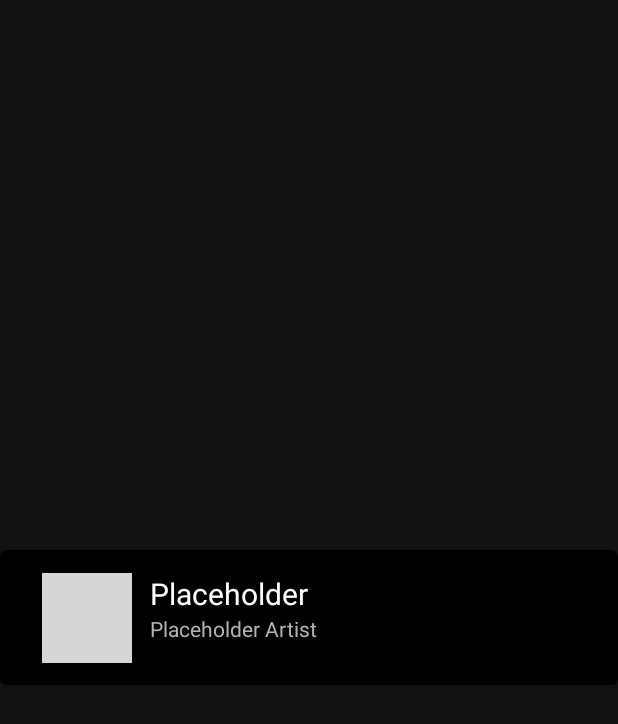
After one commit to Labpro-21/IF3210-2025-MAD-YNT, an Android app built with Jetpack Compose: the layout card_song.xml on its own in the app's theme, with its tools: preview values and no code run, on a phone screen of 412 x 824 dp. The commit adds this screen. Shown: the top 724 px of the screen. Run offline under Robolectric (Android 15) with nearby library versions, the phone set to English and light mode, and no system bars; grey boxes are pictures that could not be loaded.

Commit message:
feat: recycleview
masih belum digabung dengan viewmodel dan database

```diff
--- a/app/build.gradle.kts
+++ b/app/build.gradle.kts
@@ -68,5 +68,6 @@ dependencies {
     debugImplementation(libs.androidx.ui.tooling)
     debugImplementation(libs.androidx.ui.test.manifest)
     implementation(libs.androidx.room.runtime)
+    implementation(libs.androidx.runtime.livedata)
     ksp(libs.room.compiler)
 }
--- a/app/src/main/java/com/ynt/purrytify/ui/library/LibraryViewModel.kt
+++ b/app/src/main/java/com/ynt/purrytify/ui/library/LibraryViewModel.kt
@@ -1,6 +1,7 @@
 package com.ynt.purrytify.ui.library
 
 import android.app.Application
+import androidx.lifecycle.AndroidViewModel
 import androidx.lifecycle.LiveData
 import androidx.lifecycle.MutableLiveData
 import androidx.lifecycle.ViewModel
@@ -8,7 +9,7 @@ import com.ynt.purrytify.database.song.Song
 import com.ynt.purrytify.repository.SongRepository
 
 
-class LibraryViewModel(application: Application) : ViewModel() {
+class LibraryViewModel(application: Application) : AndroidViewModel(application) {
     private val mSongRepository: SongRepository = SongRepository(application)
     fun getAllSongs(): LiveData<List<Song>> = mSongRepository.getAllSongs()
 
--- /dev/null
+++ b/app/src/main/res/layout/card_song.xml
@@ -0,0 +1,75 @@
+<?xml version="1.0" encoding="utf-8"?>
+<androidx.cardview.widget.CardView xmlns:android="http://schemas.android.com/apk/res/android"
+    xmlns:card_view="http://schemas.android.com/apk/res-auto"
+    xmlns:tools="http://schemas.android.com/tools"
+    android:id="@+id/card_view"
+    android:layout_width="match_parent"
+    android:layout_height="wrap_content"
+    android:layout_gravity="center"
+    android:layout_marginStart="0dp"
+    android:layout_marginTop="0dp"
+    android:layout_marginEnd="0dp"
+    android:layout_marginBottom="0dp"
+    card_view:cardCornerRadius="4dp">
+
+    <androidx.constraintlayout.widget.ConstraintLayout
+        android:layout_width="match_parent"
+        android:layout_height="90dp"
+        android:background="@color/black"
+    android:padding="10dp">
+
+        <androidx.cardview.widget.CardView
+            android:id="@+id/cv_item_photo"
+            android:layout_width="wrap_content"
+            android:layout_height="wrap_content"
+            android:layout_marginStart="18dp"
+            card_view:layout_constraintBottom_toBottomOf="parent"
+            card_view:layout_constraintStart_toStartOf="parent"
+            card_view:layout_constraintTop_toTopOf="parent"
+            card_view:cardCornerRadius="4dp"
+            >
+        <ImageView
+            android:id="@+id/img_item_photo"
+            android:contentDescription="Image Cover"
+            android:layout_width="60dp"
+            android:layout_height="60dp"
+            android:scaleType="centerCrop"
+            card_view:layout_constraintBottom_toBottomOf="parent"
+            card_view:layout_constraintStart_toStartOf="parent"
+            card_view:layout_constraintTop_toTopOf="parent"
+            tools:src="@tools:sample/avatars"
+            />
+        </androidx.cardview.widget.CardView>
+
+        <TextView
+            android:id="@+id/tv_song_name"
+            android:layout_width="0dp"
+            android:layout_height="wrap_content"
+            android:layout_marginStart="12dp"
+            android:layout_marginEnd="12dp"
+            android:textSize="20dp"
+            card_view:layout_constraintEnd_toEndOf="parent"
+            card_view:layout_constraintStart_toEndOf="@+id/cv_item_photo"
+            card_view:layout_constraintTop_toTopOf="@+id/cv_item_photo"
+            tools:text="@string/songs_name"
+            android:textColor="@color/white"
+            android:maxLines="2"
+            />
+
+        <TextView
+            android:id="@+id/tv_artist_name"
+            android:layout_width="0dp"
+            android:layout_height="0dp"
+            android:ellipsize="end"
+            android:maxLines="2"
+            android:textSize="14sp"
+            android:textColor="@color/gray"
+            card_view:layout_constraintBottom_toBottomOf="@+id/cv_item_photo"
+            card_view:layout_constraintEnd_toEndOf="@+id/tv_song_name"
+            card_view:layout_constraintStart_toStartOf="@+id/tv_song_name"
+            card_view:layout_constraintTop_toBottomOf="@+id/tv_song_name"
+            card_view:layout_constraintVertical_bias="0.0"
+            tools:text="@string/artist" />
+    </androidx.constraintlayout.widget.ConstraintLayout>
+
+</androidx.cardview.widget.CardView>
--- a/app/src/main/res/values/strings.xml
+++ b/app/src/main/res/values/strings.xml
@@ -3,4 +3,6 @@
     <string name="title_home">Home</string>
     <string name="title_library">Your Library</string>
     <string name="title_profile">Profile</string>
+    <string name="songs_name">Placeholder</string>
+    <string name="artist">Placeholder Artist\n</string>
 </resources>
--- a/gradle/libs.versions.toml
+++ b/gradle/libs.versions.toml
@@ -23,6 +23,7 @@ composeBom = "2024.09.00"
 
 [libraries]
 androidx-core-ktx = { group = "androidx.core", name = "core-ktx", version.ref = "coreKtx" }
+androidx-runtime-livedata = { module = "androidx.compose.runtime:runtime-livedata" }
 coil-compose = { module = "io.coil-kt:coil-compose", version.ref = "coilCompose" }
 junit = { group = "junit", name = "junit", version.ref = "junit" }
 androidx-junit = { group = "androidx.test.ext", name = "junit", version.ref = "junitVersion" }
```
Also changed, not shown: app/src/main/java/com/ynt/purrytify/ui/library/LibraryFragment.kt (+59 -20 lines), app/src/main/res/layout/recyclerview_library.xml (added, +20 -0 lines).
